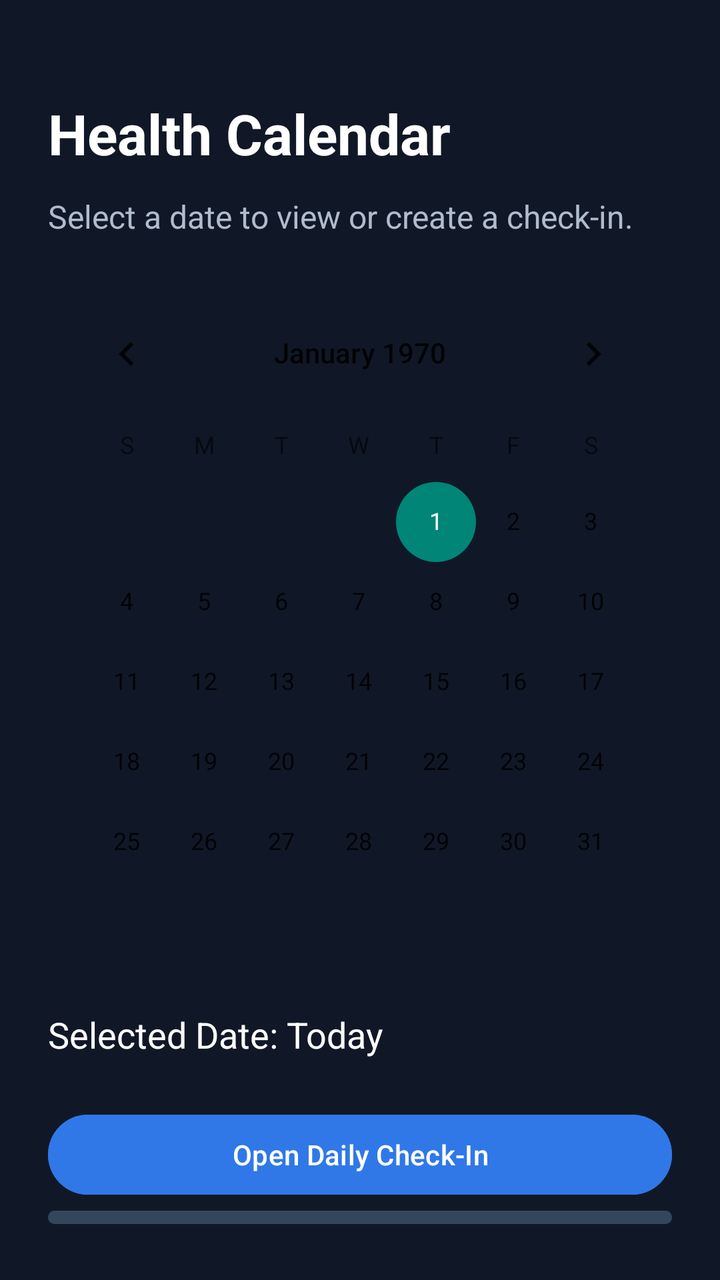
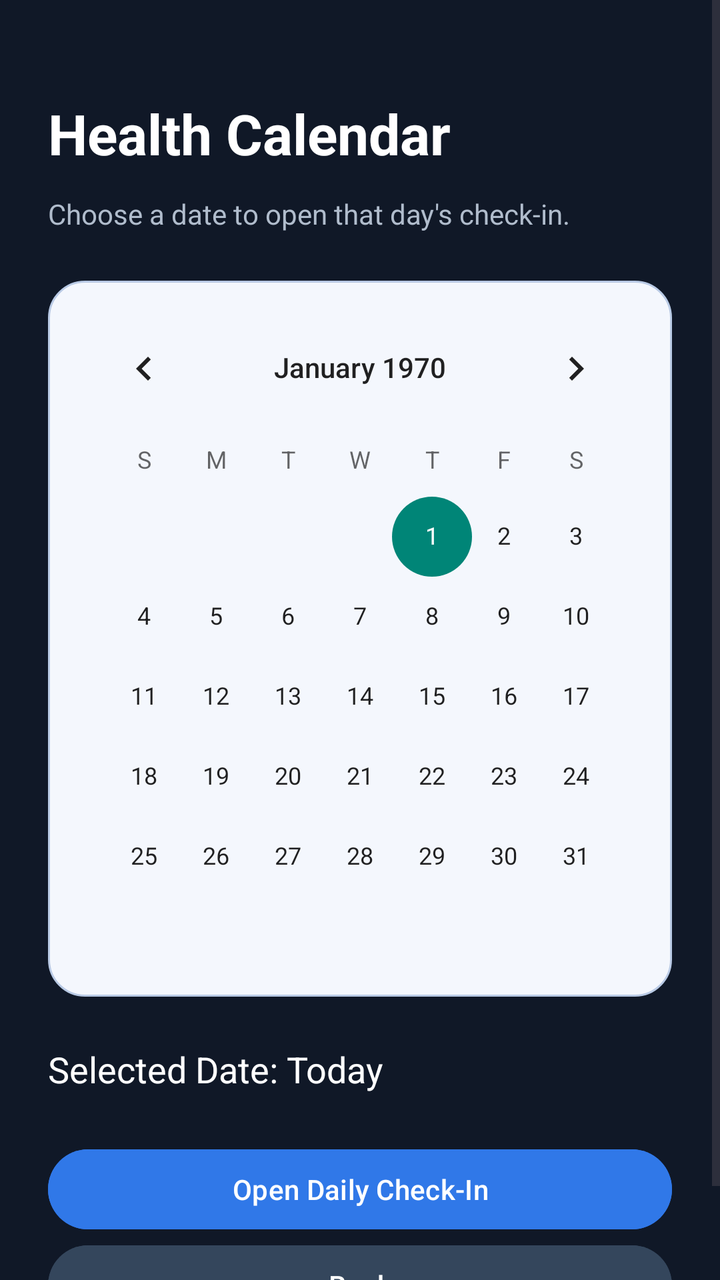

Two renders of the same Android screen: before a commit and after it. Below are the layout's source before the change and the commit's diff.
<!-- AndroidManifest.xml: application theme Theme.VitalPath -->
<!-- res/layout/activity_calendar.xml -->
<?xml version="1.0" encoding="utf-8"?>
<LinearLayout
    xmlns:android="http://schemas.android.com/apk/res/android"
    android:layout_width="match_parent"
    android:layout_height="match_parent"
    android:orientation="vertical"
    android:padding="24dp"
    android:background="#101827">

    <TextView
        android:layout_width="match_parent"
        android:layout_height="wrap_content"
        android:text="Health Calendar"
        android:textSize="28sp"
        android:textStyle="bold"
        android:textColor="#FFFFFF"
        android:layout_marginTop="24dp"/>

    <TextView
        android:layout_width="match_parent"
        android:layout_height="wrap_content"
        android:text="Select a date to view or create a check-in."
        android:textColor="#B0BCCC"
        android:textSize="16sp"
        android:layout_marginTop="12dp"/>

    <CalendarView
        android:id="@+id/healthCalendar"
        android:layout_width="match_parent"
        android:layout_height="wrap_content"
        android:theme="@android:style/Theme.Material.Light"
        android:layout_marginTop="24dp"/>

    <TextView
        android:id="@+id/txtSelectedDate"
        android:layout_width="match_parent"
        android:layout_height="wrap_content"
        android:text="Selected Date: Today"
        android:textSize="18sp"
        android:textColor="#FFFFFF"
        android:layout_marginTop="24dp"/>

    <Button
        android:id="@+id/btnOpenCheckIn"
        android:layout_width="match_parent"
        android:layout_height="wrap_content"
        android:text="Open Daily Check-In"
        android:textColor="#FFFFFF"
        android:backgroundTint="#3078E8"
        android:layout_marginTop="24dp"/>

    <Button
        android:id="@+id/btnBackCalendar"
        android:layout_width="match_parent"
        android:layout_height="wrap_content"
        android:text="Back"
        android:textColor="#FFFFFF"
        android:backgroundTint="#34465C"/>

</LinearLayout>
<!-- resources referenced by this layout -->
<resources>
  <style name="Theme.VitalPath" parent="Base.Theme.VitalPath" />
  <style name="Base.Theme.VitalPath" parent="Theme.Material3.DayNight.NoActionBar">
          
          
      </style>
</resources>

<!-- the commit's change to res/layout/activity_calendar.xml (unified diff, before → after) -->
@@ -1,60 +1,32 @@
 <?xml version="1.0" encoding="utf-8"?>
-<LinearLayout
-    xmlns:android="http://schemas.android.com/apk/res/android"
-    android:layout_width="match_parent"
-    android:layout_height="match_parent"
-    android:orientation="vertical"
-    android:padding="24dp"
-    android:background="#101827">
-
-    <TextView
-        android:layout_width="match_parent"
-        android:layout_height="wrap_content"
-        android:text="Health Calendar"
-        android:textSize="28sp"
-        android:textStyle="bold"
-        android:textColor="#FFFFFF"
-        android:layout_marginTop="24dp"/>
-
-    <TextView
-        android:layout_width="match_parent"
-        android:layout_height="wrap_content"
-        android:text="Select a date to view or create a check-in."
-        android:textColor="#B0BCCC"
-        android:textSize="16sp"
-        android:layout_marginTop="12dp"/>
-
-    <CalendarView
-        android:id="@+id/healthCalendar"
-        android:layout_width="match_parent"
-        android:layout_height="wrap_content"
-        android:theme="@android:style/Theme.Material.Light"
-        android:layout_marginTop="24dp"/>
-
-    <TextView
-        android:id="@+id/txtSelectedDate"
-        android:layout_width="match_parent"
-        android:layout_height="wrap_content"
-        android:text="Selected Date: Today"
-        android:textSize="18sp"
-        android:textColor="#FFFFFF"
-        android:layout_marginTop="24dp"/>
-
-    <Button
-        android:id="@+id/btnOpenCheckIn"
-        android:layout_width="match_parent"
-        android:layout_height="wrap_content"
-        android:text="Open Daily Check-In"
-        android:textColor="#FFFFFF"
-        android:backgroundTint="#3078E8"
-        android:layout_marginTop="24dp"/>
-
-    <Button
-        android:id="@+id/btnBackCalendar"
-        android:layout_width="match_parent"
-        android:layout_height="wrap_content"
-        android:text="Back"
-        android:textColor="#FFFFFF"
-        android:backgroundTint="#34465C"/>
-
-</LinearLayout>
+<ScrollView xmlns:android="http://schemas.android.com/apk/res/android"
+    android:layout_width="match_parent" android:layout_height="match_parent"
+    android:background="#101827" android:fillViewport="true">
+    <LinearLayout android:layout_width="match_parent" android:layout_height="wrap_content"
+        android:orientation="vertical" android:padding="24dp">
+        <TextView android:layout_width="match_parent" android:layout_height="wrap_content"
+            android:text="Health Calendar" android:textSize="28sp" android:textStyle="bold"
+            android:textColor="#FFFFFF" android:layout_marginTop="24dp" />
+        <TextView android:layout_width="match_parent" android:layout_height="wrap_content"
+            android:text="Choose a date to open that day's check-in."
+            android:textColor="#B0BCCC" android:layout_marginTop="12dp" />
+        <FrameLayout android:layout_width="match_parent" android:layout_height="wrap_content"
+            android:background="@drawable/calendar_surface" android:padding="10dp"
+            android:layout_marginTop="24dp">
+            <CalendarView android:id="@+id/healthCalendar"
+                android:layout_width="match_parent" android:layout_height="wrap_content"
+                android:theme="@android:style/Theme.Material.Light"
+                android:background="#F4F7FD" />
+        </FrameLayout>
+        <TextView android:id="@+id/txtSelectedDate" android:layout_width="match_parent"
+            android:layout_height="wrap_content" android:text="Selected Date: Today"
+            android:textSize="18sp" android:textColor="#FFFFFF" android:layout_marginTop="24dp" />
+        <Button android:id="@+id/btnOpenCheckIn" android:layout_width="match_parent"
+            android:layout_height="wrap_content" android:text="Open Daily Check-In"
+            android:textColor="#FFFFFF" android:backgroundTint="#3078E8"
+            android:layout_marginTop="24dp" />
+        <Button android:id="@+id/btnBackCalendar" android:layout_width="match_parent"
+            android:layout_height="wrap_content" android:text="Back"
+            android:textColor="#FFFFFF" android:backgroundTint="#34465C" />
+    </LinearLayout>
+</ScrollView>
<!-- resource entries referenced after the edit -->
@@ -1,5 +1,12 @@
 <!-- resources referenced by this layout -->
 <resources>
+  <!-- drawable calendar_surface (drawable) -->
+  <?xml version="1.0" encoding="utf-8"?>
+  <shape xmlns:android="http://schemas.android.com/apk/res/android" android:shape="rectangle">
+      <solid android:color="#F4F7FD" />
+      <corners android:radius="18dp" />
+      <stroke android:width="1dp" android:color="#B9CAE5" />
+  </shape>
   <style name="Theme.VitalPath" parent="Base.Theme.VitalPath" />
   <style name="Base.Theme.VitalPath" parent="Theme.Material3.DayNight.NoActionBar">
           
